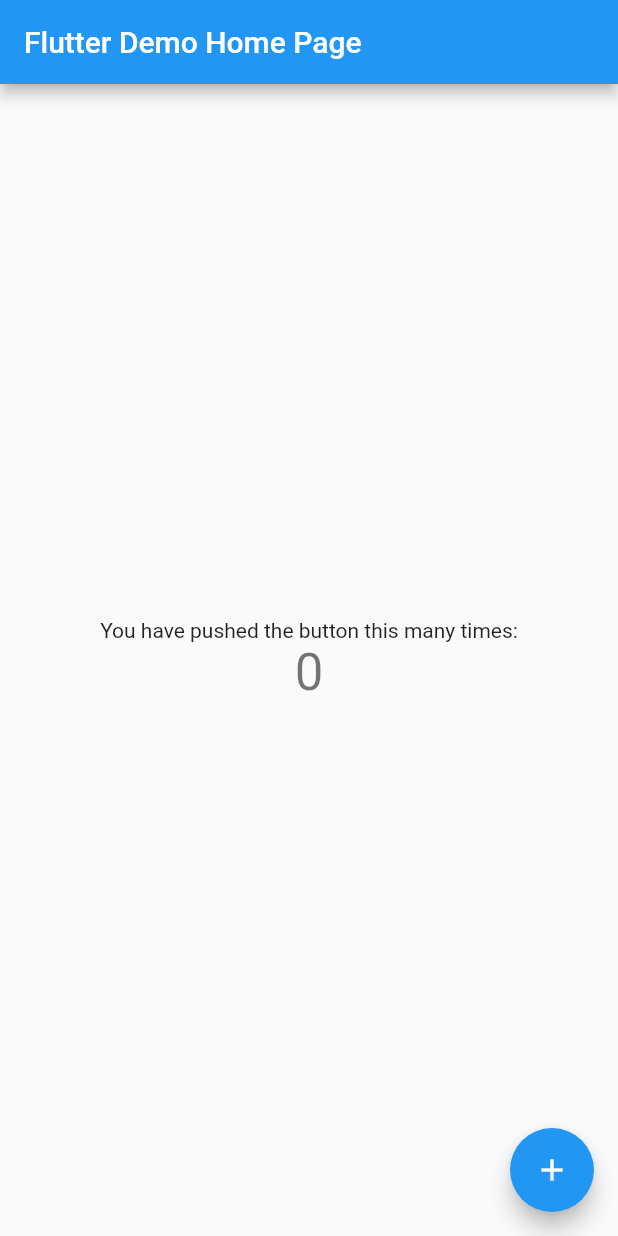
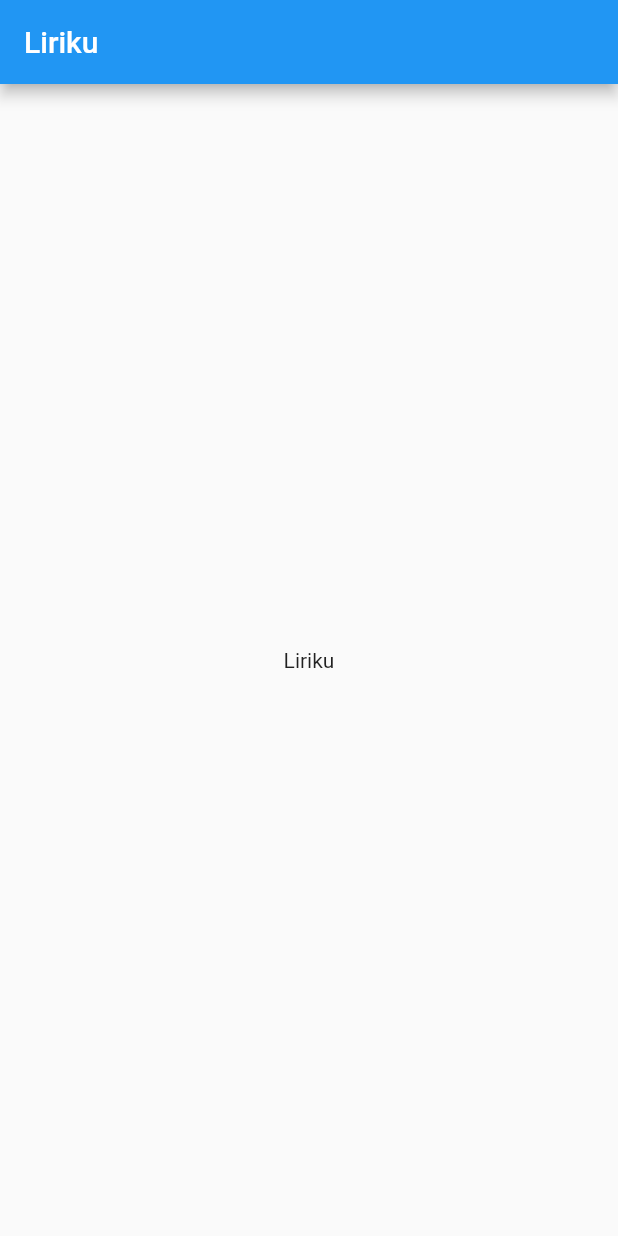
Before and after one commit to ramadani/liriku-mobile, a Flutter app: the screen it shows after launch, on a phone screen of 412 x 824 dp. Run offline on Flutter 3.47's test engine with Material 2 defaults, Android fonts, the phone set to English and light mode, and no system bars.

Commit message:
scaffold

```diff
--- /dev/null
+++ b/lib/app.dart
@@ -0,0 +1,16 @@
+import 'package:flutter/material.dart';
+import 'package:liriku/screen/main/main_screen.dart';
+
+class App extends StatelessWidget {
+  // This widget is the root of your application.
+  @override
+  Widget build(BuildContext context) {
+    return MaterialApp(
+      title: 'Liriku',
+      theme: ThemeData(
+        primarySwatch: Colors.blue,
+      ),
+      home: MainScreen(),
+    );
+  }
+}
--- a/lib/main.dart
+++ b/lib/main.dart
@@ -1,111 +1,5 @@
 import 'package:flutter/material.dart';
 
-void main() => runApp(MyApp());
+import 'app.dart';
 
-class MyApp extends StatelessWidget {
-  // This widget is the root of your application.
-  @override
-  Widget build(BuildContext context) {
-    return MaterialApp(
-      title: 'Flutter Demo',
-      theme: ThemeData(
-        // This is the theme of your application.
-        //
-        // Try running your application with "flutter run". You'll see the
-        // application has a blue toolbar. Then, without quitting the app, try
-        // changing the primarySwatch below to Colors.green and then invoke
-        // "hot reload" (press "r" in the console where you ran "flutter run",
-        // or simply save your changes to "hot reload" in a Flutter IDE).
-        // Notice that the counter didn't reset back to zero; the application
-        // is not restarted.
-        primarySwatch: Colors.blue,
-      ),
-      home: MyHomePage(title: 'Flutter Demo Home Page'),
-    );
-  }
-}
-
-class MyHomePage extends StatefulWidget {
-  MyHomePage({Key key, this.title}) : super(key: key);
-
-  // This widget is the home page of your application. It is stateful, meaning
-  // that it has a State object (defined below) that contains fields that affect
-  // how it looks.
-
-  // This class is the configuration for the state. It holds the values (in this
-  // case the title) provided by the parent (in this case the App widget) and
-  // used by the build method of the State. Fields in a Widget subclass are
-  // always marked "final".
-
-  final String title;
-
-  @override
-  _MyHomePageState createState() => _MyHomePageState();
-}
-
-class _MyHomePageState extends State<MyHomePage> {
-  int _counter = 0;
-
-  void _incrementCounter() {
-    setState(() {
-      // This call to setState tells the Flutter framework that something has
-      // changed in this State, which causes it to rerun the build method below
-      // so that the display can reflect the updated values. If we changed
-      // _counter without calling setState(), then the build method would not be
-      // called again, and so nothing would appear to happen.
-      _counter++;
-    });
-  }
-
-  @override
-  Widget build(BuildContext context) {
-    // This method is rerun every time setState is called, for instance as done
-    // by the _incrementCounter method above.
-    //
-    // The Flutter framework has been optimized to make rerunning build methods
-    // fast, so that you can just rebuild anything that needs updating rather
-    // than having to individually change instances of widgets.
-    return Scaffold(
-      appBar: AppBar(
-        // Here we take the value from the MyHomePage object that was created by
-        // the App.build method, and use it to set our appbar title.
-        title: Text(widget.title),
-      ),
-      body: Center(
-        // Center is a layout widget. It takes a single child and positions it
-        // in the middle of the parent.
-        child: Column(
-          // Column is also layout widget. It takes a list of children and
-          // arranges them vertically. By default, it sizes itself to fit its
-          // children horizontally, and tries to be as tall as its parent.
-          //
-          // Invoke "debug painting" (press "p" in the console, choose the
-          // "Toggle Debug Paint" action from the Flutter Inspector in Android
-          // Studio, or the "Toggle Debug Paint" command in Visual Studio Code)
-          // to see the wireframe for each widget.
-          //
-          // Column has various properties to control how it sizes itself and
-          // how it positions its children. Here we use mainAxisAlignment to
-          // center the children vertically; the main axis here is the vertical
-          // axis because Columns are vertical (the cross axis would be
-          // horizontal).
-          mainAxisAlignment: MainAxisAlignment.center,
-          children: <Widget>[
-            Text(
-              'You have pushed the button this many times:',
-            ),
-            Text(
-              '$_counter',
-              style: Theme.of(context).textTheme.display1,
-            ),
-          ],
-        ),
-      ),
-      floatingActionButton: FloatingActionButton(
-        onPressed: _incrementCounter,
-        tooltip: 'Increment',
-        child: Icon(Icons.add),
-      ), // This trailing comma makes auto-formatting nicer for build methods.
-    );
-  }
-}
+void main() => runApp(App());
--- /dev/null
+++ b/lib/screen/main/main_screen.dart
@@ -0,0 +1,15 @@
+import 'package:flutter/material.dart';
+
+class MainScreen extends StatelessWidget {
+  @override
+  Widget build(BuildContext context) {
+    return Scaffold(
+      appBar: AppBar(
+        title: Text('Liriku'),
+      ),
+      body: Center(
+        child: Text('Liriku'),
+      ),
+    );
+  }
+}
```
Also changed, not shown: 1 other file.
